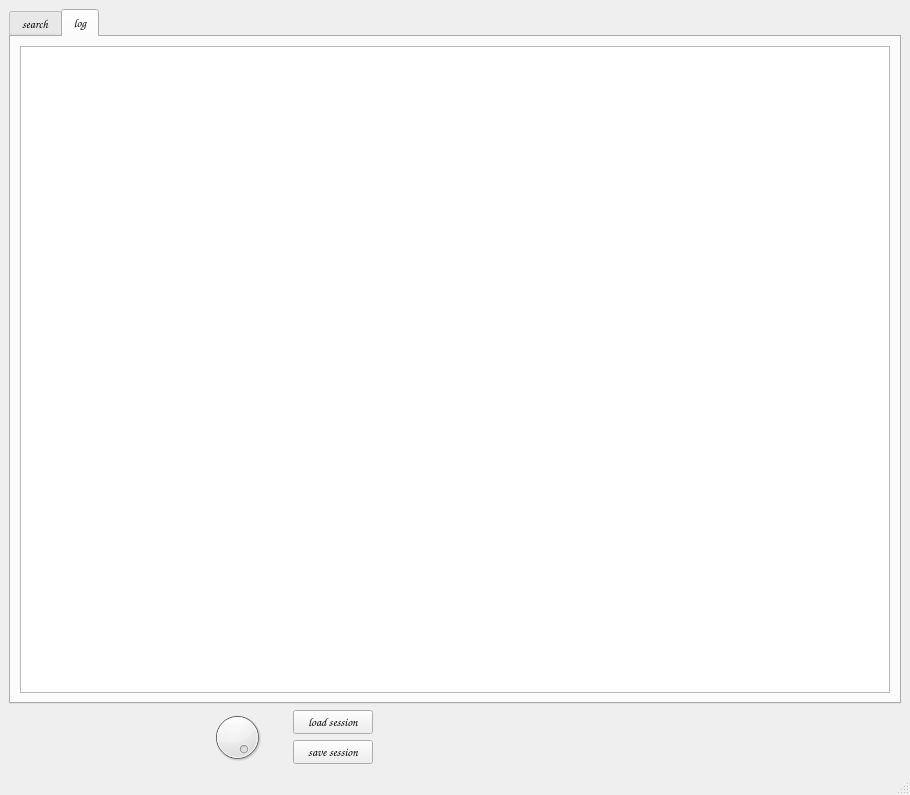
Qt form samplebrain/interface/samplebrain.ui (aeiouaeiouaeiouaeiouaeiouaeiou/samplebrain) before a commit.
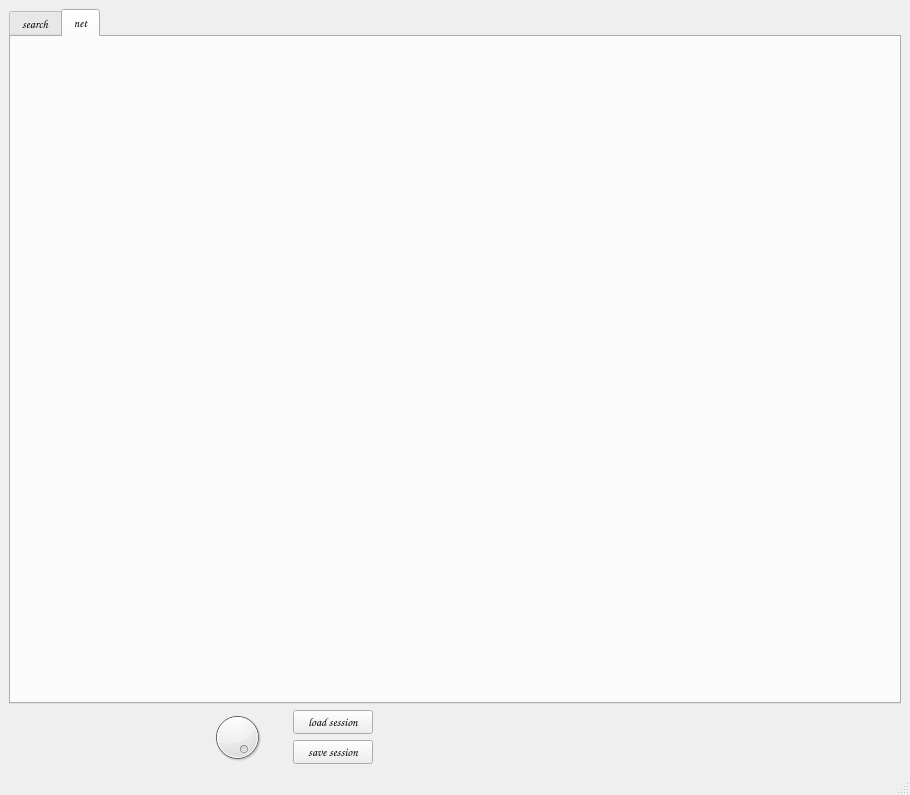
The same form after that commit. The open tabs and pages were chosen to show the change. Icons and pictures are not drawn.

Commit message: fixed sample crash and added network gui

```diff
--- a/samplebrain/interface/samplebrain.ui
+++ b/samplebrain/interface/samplebrain.ui
@@ -1429,11 +1429,11 @@
       </widget>
       <widget class="QWidget" name="logTab">
        <attribute name="title">
-        <string>log</string>
+        <string>net</string>
        </attribute>
        <layout class="QHBoxLayout" name="horizontalLayout_15">
         <item>
-         <widget class="QPlainTextEdit" name="plainTextEdit"/>
+         <layout class="QVBoxLayout" name="netContainer"/>
         </item>
        </layout>
       </widget>
```
Left out of the diff: 6 changed lines with no effect on the pictures. The commit also changes 6 other files.
